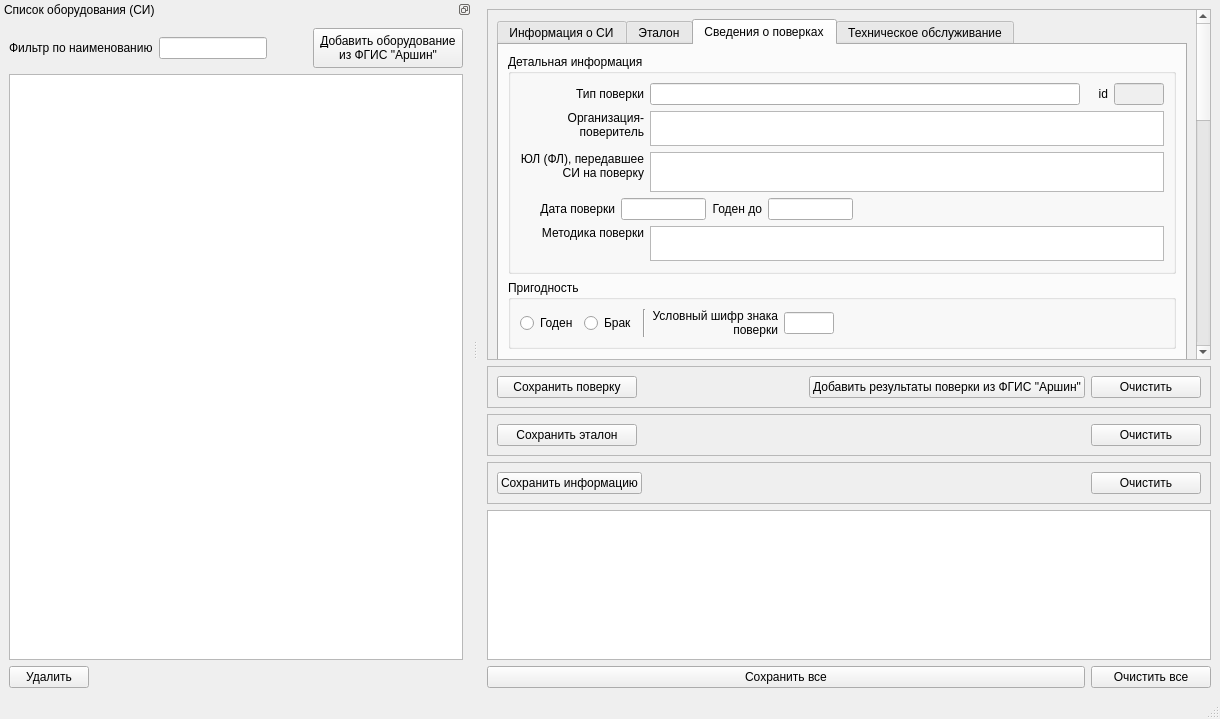
Above: equipment.ui from sylmain/Cometa1 before the change. Below: the same form after it.
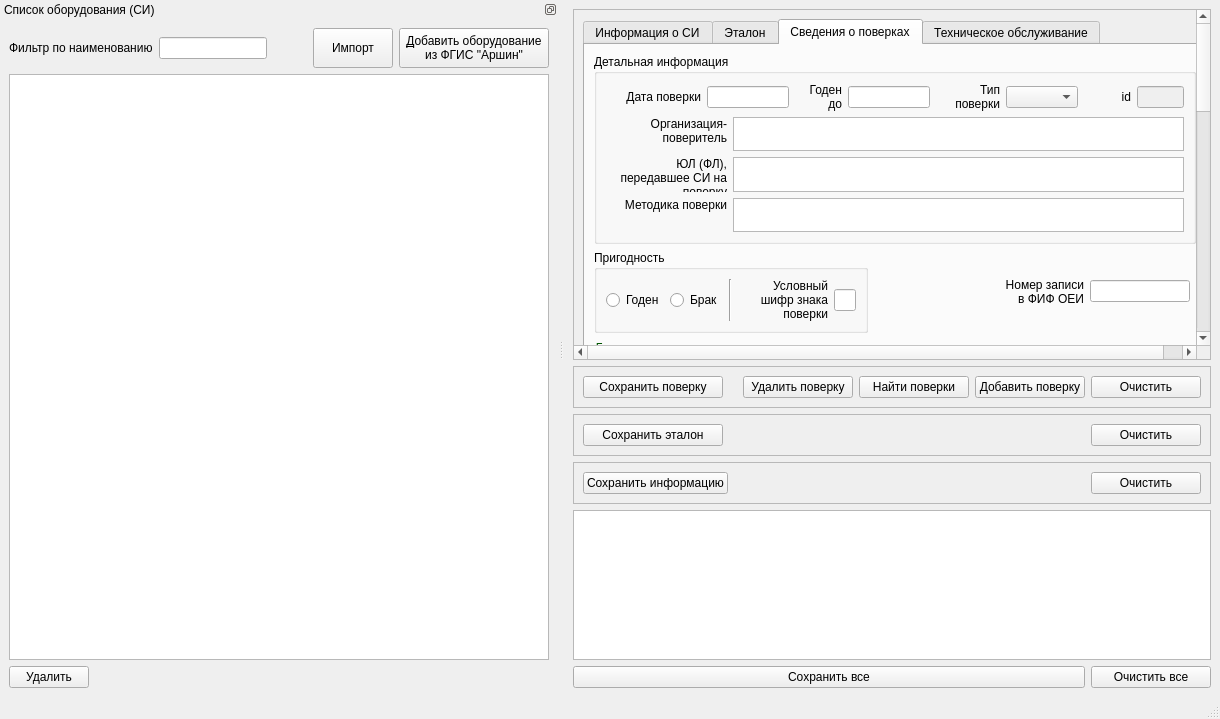
That is the form after the change. The open tabs and pages were chosen to show the change.

Patch:
```diff
--- a/equipment.ui
+++ b/equipment.ui
@@ -31,8 +31,8 @@
         <rect>
          <x>0</x>
          <y>0</y>
-         <width>687</width>
-         <height>1080</height>
+         <width>611</width>
+         <height>1106</height>
         </rect>
        </property>
        <layout class="QVBoxLayout" name="verticalLayout_3">
@@ -660,7 +660,7 @@
                   </sizepolicy>
                  </property>
                  <property name="text">
-                  <string>Код измерений</string>
+                  <string>Область измерений</string>
                  </property>
                  <property name="alignment">
                   <set>Qt::AlignRight|Qt::AlignTrailing|Qt::AlignVCenter</set>
@@ -675,12 +675,6 @@
                    <verstretch>0</verstretch>
                   </sizepolicy>
                  </property>
-                 <property name="maximumSize">
-                  <size>
-                   <width>800</width>
-                   <height>16777215</height>
-                  </size>
-                 </property>
                  <property name="currentIndex">
                   <number>-1</number>
                  </property>
@@ -690,7 +684,7 @@
                 </widget>
                </item>
                <item row="0" column="6">
-                <widget class="QLineEdit" name="lineEdit_equip_id">
+                <widget class="QLineEdit" name="lineEdit_mi_id">
                  <property name="enabled">
                   <bool>false</bool>
                  </property>
@@ -738,6 +732,38 @@
                  </property>
                 </widget>
                </item>
+               <item row="3" column="0">
+                <widget class="QLabel" name="label_25">
+                 <property name="sizePolicy">
+                  <sizepolicy hsizetype="Preferred" vsizetype="Preferred">
+                   <horstretch>0</horstretch>
+                   <verstretch>0</verstretch>
+                  </sizepolicy>
+                 </property>
+                 <property name="text">
+                  <string>Раздел области измерений</string>
+                 </property>
+                 <property name="alignment">
+                  <set>Qt::AlignRight|Qt::AlignTrailing|Qt::AlignVCenter</set>
+                 </property>
+                </widget>
+               </item>
+               <item row="3" column="1" colspan="6">
+                <widget class="QComboBox" name="comboBox_measure_subcode">
+                 <property name="sizePolicy">
+                  <sizepolicy hsizetype="Preferred" vsizetype="Fixed">
+                   <horstretch>0</horstretch>
+                   <verstretch>0</verstretch>
+                  </sizepolicy>
+                 </property>
+                 <property name="currentIndex">
+                  <number>-1</number>
+                 </property>
+                 <property name="sizeAdjustPolicy">
+                  <enum>QComboBox::AdjustToMinimumContentsLength</enum>
+                 </property>
+                </widget>
+               </item>
               </layout>
              </widget>
             </item>
@@ -1465,12 +1491,53 @@
             <string>Сведения о поверках</string>
            </attribute>
            <layout class="QGridLayout" name="gridLayout_6">
-            <item row="2" column="0" colspan="2">
+            <item row="3" column="4">
+             <widget class="QLineEdit" name="lineEdit_vri_FIF_id">
+              <property name="sizePolicy">
+               <sizepolicy hsizetype="Expanding" vsizetype="Fixed">
+                <horstretch>0</horstretch>
+                <verstretch>0</verstretch>
+               </sizepolicy>
+              </property>
+              <property name="minimumSize">
+               <size>
+                <width>100</width>
+                <height>0</height>
+               </size>
+              </property>
+              <property name="maximumSize">
+               <size>
+                <width>100</width>
+                <height>16777215</height>
+               </size>
+              </property>
+             </widget>
+            </item>
+            <item row="3" column="2" colspan="2">
+             <widget class="QLabel" name="label_28">
+              <property name="minimumSize">
+               <size>
+                <width>80</width>
+                <height>0</height>
+               </size>
+              </property>
+              <property name="text">
+               <string>Номер записи в ФИФ ОЕИ</string>
+              </property>
+              <property name="alignment">
+               <set>Qt::AlignRight|Qt::AlignTrailing|Qt::AlignVCenter</set>
+              </property>
+              <property name="wordWrap">
+               <bool>true</bool>
+              </property>
+             </widget>
+            </item>
+            <item row="2" column="0" colspan="6">
              <widget class="QGroupBox" name="groupBox_5">
               <property name="maximumSize">
                <size>
                 <width>16777215</width>
-                <height>220</height>
+                <height>190</height>
                </size>
               </property>
               <property name="title">
@@ -1549,46 +1616,7 @@
                  </property>
                 </widget>
                </item>
-               <item row="0" column="5">
-                <widget class="QLineEdit" name="lineEdit_vri_id">
-                 <property name="enabled">
-                  <bool>false</bool>
-                 </property>
-                 <property name="maximumSize">
-                  <size>
-                   <width>50</width>
-                   <height>16777215</height>
-                  </size>
-                 </property>
-                </widget>
-               </item>
-               <item row="0" column="4">
-                <widget class="QLabel" name="label_23">
-                 <property name="text">
-                  <string>id</string>
-                 </property>
-                 <property name="alignment">
-                  <set>Qt::AlignRight|Qt::AlignTrailing|Qt::AlignVCenter</set>
-                 </property>
-                </widget>
-               </item>
-               <item row="0" column="0">
-                <widget class="QLabel" name="label_14">
-                 <property name="text">
-                  <string>Тип поверки</string>
-                 </property>
-                 <property name="alignment">
-                  <set>Qt::AlignRight|Qt::AlignTrailing|Qt::AlignVCenter</set>
-                 </property>
-                 <property name="wordWrap">
-                  <bool>true</bool>
-                 </property>
-                </widget>
-               </item>
-               <item row="0" column="1">
-                <widget class="QLineEdit" name="lineEdit_vri_vriType"/>
-               </item>
-               <item row="4" column="0" colspan="6">
+               <item row="0" column="0" colspan="6">
                 <layout class="QHBoxLayout" name="horizontalLayout_8">
                  <item>
                   <widget class="QLabel" name="label_12">
@@ -1642,6 +1670,22 @@
                    </property>
                   </widget>
                  </item>
+                 <item>
+                  <widget class="QLabel" name="label_14">
+                   <property name="text">
+                    <string>Тип поверки</string>
+                   </property>
+                   <property name="alignment">
+                    <set>Qt::AlignRight|Qt::AlignTrailing|Qt::AlignVCenter</set>
+                   </property>
+                   <property name="wordWrap">
+                    <bool>true</bool>
+                   </property>
+                  </widget>
+                 </item>
+                 <item>
+                  <widget class="QComboBox" name="comboBox_vri_vriType"/>
+                 </item>
                  <item>
                   <spacer name="horizontalSpacer_8">
                    <property name="orientation">
@@ -1655,12 +1699,35 @@
                    </property>
                   </spacer>
                  </item>
+                 <item>
+                  <widget class="QLabel" name="label_23">
+                   <property name="text">
+                    <string>id</string>
+                   </property>
+                   <property name="alignment">
+                    <set>Qt::AlignRight|Qt::AlignTrailing|Qt::AlignVCenter</set>
+                   </property>
+                  </widget>
+                 </item>
+                 <item>
+                  <widget class="QLineEdit" name="lineEdit_vri_id">
+                   <property name="enabled">
+                    <bool>false</bool>
+                   </property>
+                   <property name="maximumSize">
+                    <size>
+                     <width>50</width>
+                     <height>16777215</height>
+                    </size>
+                   </property>
+                  </widget>
+                 </item>
                 </layout>
                </item>
               </layout>
              </widget>
             </item>
-            <item row="6" column="0" colspan="2">
+            <item row="6" column="0" colspan="6">
              <widget class="QGroupBox" name="groupBox_6">
               <property name="title">
                <string>Дополнительные сведения</string>
@@ -1837,7 +1904,7 @@
               </layout>
              </widget>
             </item>
-            <item row="4" column="0" colspan="2">
+            <item row="4" column="0" colspan="6">
              <widget class="QGroupBox" name="groupBox_applicable">
               <property name="maximumSize">
                <size>
@@ -1928,7 +1995,7 @@
               </layout>
              </widget>
             </item>
-            <item row="5" column="0" colspan="2">
+            <item row="5" column="0" colspan="6">
              <widget class="QGroupBox" name="groupBox_inapplicable">
               <property name="sizePolicy">
                <sizepolicy hsizetype="Preferred" vsizetype="Preferred">
@@ -2007,8 +2074,27 @@
               </layout>
              </widget>
             </item>
-            <item row="3" column="0" colspan="2">
+            <item row="7" column="0" colspan="6">
+             <spacer name="verticalSpacer_2">
+              <property name="orientation">
+               <enum>Qt::Vertical</enum>
+              </property>
+              <property name="sizeHint" stdset="0">
+               <size>
+                <width>20</width>
+                <height>40</height>
+               </size>
+              </property>
+             </spacer>
+            </item>
+            <item row="3" column="0">
              <widget class="QGroupBox" name="groupBox_8">
+              <property name="maximumSize">
+               <size>
+                <width>300</width>
+                <height>16777215</height>
+               </size>
+              </property>
               <property name="title">
                <string>Пригодность</string>
               </property>
@@ -2036,6 +2122,12 @@
                </item>
                <item>
                 <widget class="QLabel" name="label_10">
+                 <property name="minimumSize">
+                  <size>
+                   <width>90</width>
+                   <height>0</height>
+                  </size>
+                 </property>
                  <property name="text">
                   <string>Условный шифр знака поверки</string>
                  </property>
@@ -2057,31 +2149,18 @@
                  </property>
                 </widget>
                </item>
-               <item>
-                <spacer name="horizontalSpacer_7">
-                 <property name="orientation">
-                  <enum>Qt::Horizontal</enum>
-                 </property>
-                 <property name="sizeHint" stdset="0">
-                  <size>
-                   <width>40</width>
-                   <height>20</height>
-                  </size>
-                 </property>
-                </spacer>
-               </item>
               </layout>
              </widget>
             </item>
-            <item row="7" column="0" colspan="2">
-             <spacer name="verticalSpacer_2">
+            <item row="3" column="1">
+             <spacer name="horizontalSpacer_7">
               <property name="orientation">
-               <enum>Qt::Vertical</enum>
+               <enum>Qt::Horizontal</enum>
               </property>
               <property name="sizeHint" stdset="0">
                <size>
-                <width>20</width>
-                <height>40</height>
+                <width>40</width>
+                <height>20</height>
                </size>
               </property>
              </spacer>
@@ -2245,11 +2324,40 @@
          </property>
         </spacer>
        </item>
+       <item>
+        <widget class="QPushButton" name="pushButton_delete_vri">
+         <property name="minimumSize">
+          <size>
+           <width>110</width>
+           <height>0</height>
+          </size>
+         </property>
+         <property name="text">
+          <string>Удалить поверку</string>
+         </property>
+        </widget>
+       </item>
+       <item>
+        <widget class="QPushButton" name="pushButton_find_vri">
+         <property name="minimumSize">
+          <size>
+           <width>110</width>
+           <height>0</height>
+          </size>
+         </property>
+         <property name="layoutDirection">
+          <enum>Qt::LeftToRight</enum>
+         </property>
+         <property name="text">
+          <string>Найти поверки</string>
+         </property>
+        </widget>
+       </item>
        <item>
         <widget class="QPushButton" name="pushButton_add_vri">
          <property name="minimumSize">
           <size>
-           <width>270</width>
+           <width>110</width>
            <height>0</height>
           </size>
          </property>
@@ -2257,7 +2365,7 @@
           <enum>Qt::LeftToRight</enum>
          </property>
          <property name="text">
-          <string>Добавить результаты поверки из ФГИС &quot;Аршин&quot;</string>
+          <string>Добавить поверку</string>
          </property>
         </widget>
        </item>
@@ -2509,6 +2617,19 @@
          </property>
         </spacer>
        </item>
+       <item>
+        <widget class="QPushButton" name="pushButton_import">
+         <property name="minimumSize">
+          <size>
+           <width>0</width>
+           <height>40</height>
+          </size>
+         </property>
+         <property name="text">
+          <string>Импорт</string>
+         </property>
+        </widget>
+       </item>
        <item>
         <widget class="QToolButton" name="toolButton_equip_add">
          <property name="sizePolicy">
```
